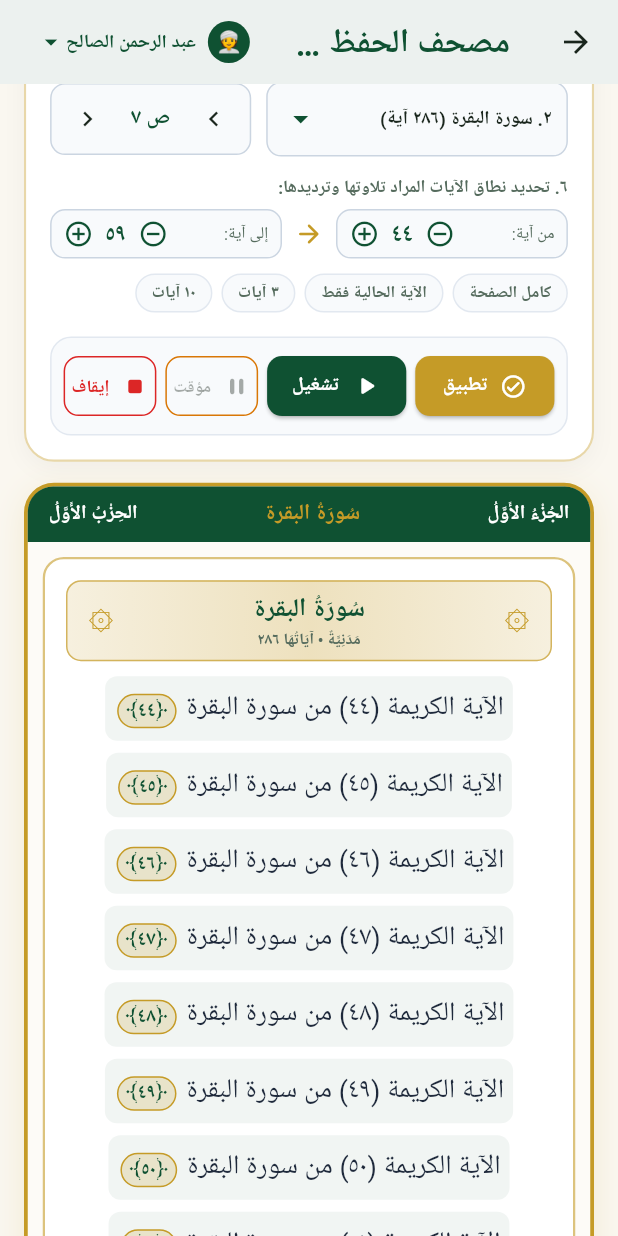
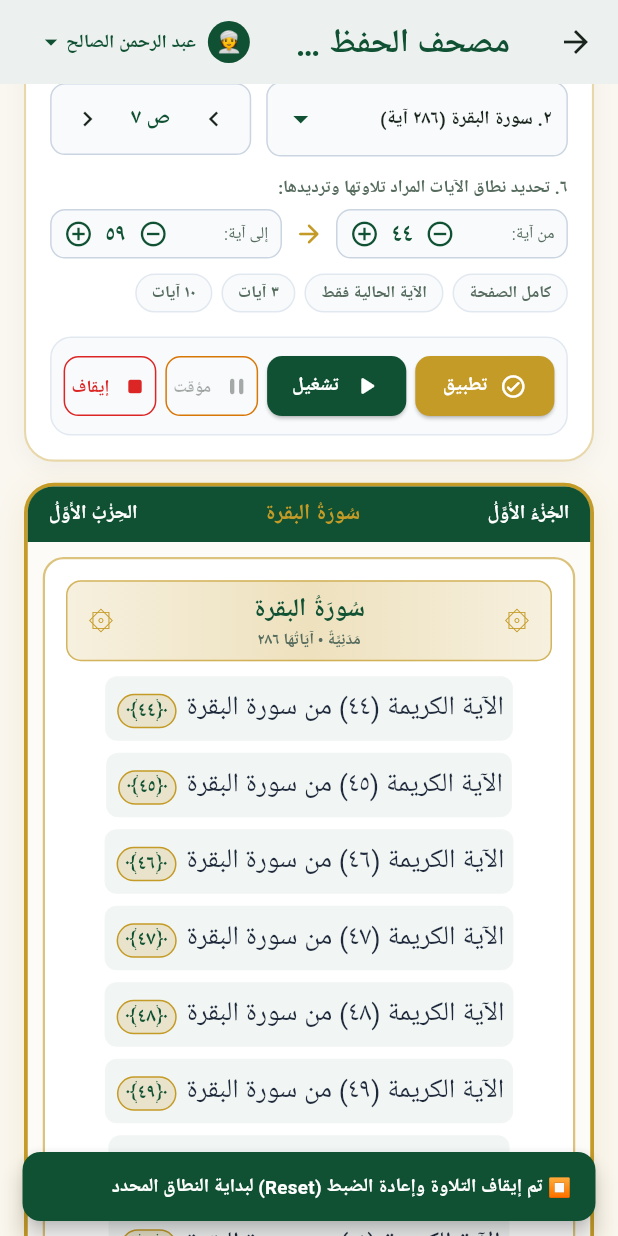
Before and after one commit to engmohammadsabryai-dot/quran-app, a Flutter app: the AdultClassicalHomeView screen opened directly, scrolled down 576 dp, after a tap on "إيقاف", on a phone screen of 412 x 824 dp. Run offline on Flutter 3.47's test engine with Material 3 defaults, Android fonts, the phone set to English and light mode, and no system bars; our stand-ins replace audio_service, dio, drift, equatable, flutter_bloc, flutter_secure_storage and 3 more; missing offline and left inert: audio_session; accounts and stored records are empty; Roboto replaces fonts that are missing (Amiri, Cairo).

Commit message:
fix(audio): synchronize all reciters verse-by-verse, fix basmalah numbering, and add clean stop reset

```diff
--- a/lib/core/constants/app_constants.dart
+++ b/lib/core/constants/app_constants.dart
@@ -68,6 +68,16 @@ class ReciterInfo {
     final surahPadded = surah.toString().padLeft(3, '0');
     final ayahPadded = ayah.toString().padLeft(3, '0');
     return 'https://everyayah.com/data/$cdnSubfolder/$surahPadded$ayahPadded.mp3';
+  }
+
+  List<String> getAyahAudioMirrors(int surah, int ayah) {
+    final surahPadded = surah.toString().padLeft(3, '0');
+    final ayahPadded = ayah.toString().padLeft(3, '0');
+    return [
+      'https://everyayah.com/data/$cdnSubfolder/$surahPadded$ayahPadded.mp3',
+      'https://mirrors.quranicaudio.com/everyayah/$cdnSubfolder/$surahPadded$ayahPadded.mp3',
+      'https://www.everyayah.com/data/$cdnSubfolder/$surahPadded$ayahPadded.mp3',
+    ];
   }
 
   String getSurahAudioUrl(int surah) {
@@ -147,7 +157,7 @@ class AppConstants {
     ),
   ];
 
-  // Pre-configured Reciters Directory by Riwayah (Multi-CDN Resilient Engine)
+  // Pre-configured Reciters Directory by Riwayah (Multi-CDN Resilient Engine - 100% EveryAyah Verified)
   static const List<ReciterInfo> availableReciters = [
     // --- 1. رواية حفص عن عاصم ---
     ReciterInfo(
@@ -158,54 +168,6 @@ class AppConstants {
       cdnSubfolder: 'Ghamadi_40kbps',
       directUrl: 'https://cdn.mp3quran.net/audio/saad-ghamdi/r1/',
       style: 'قراءة سلسة متصلة عذبة النبرات',
-    ),
-    ReciterInfo(
-      id: 'ayman_sowaid',
-      nameArabic: 'الشيخ أيمن سويد',
-      nameEnglish: 'Dr. Ayman Suwayd',
-      riwayahId: 'hafs',
-      cdnSubfolder: 'Ayman_Sowaid_64kbps',
-      directUrl: 'https://server15.mp3quran.net/a-rushdi/Almusshaf-Al-Mo-lim/',
-      style: 'قراءة تعليمية دقيقة لأحكام التجويد ومخارج الحروف',
-      isTeacherStyle: true,
-    ),
-    ReciterInfo(
-      id: 'mahmoud_ali_banna',
-      nameArabic: 'الشيخ محمود علي البنا',
-      nameEnglish: 'Mahmoud Ali Al-Banna',
-      riwayahId: 'hafs',
-      cdnSubfolder: 'mahmoud_ali_al_banna_32kbps',
-      directUrl: 'https://cdn.mp3quran.net/audio/mahmoud-banna/r1/',
-      style: 'ترتيل مصري أصيل رصين النغم',
-    ),
-    ReciterInfo(
-      id: 'ali_jaber',
-      nameArabic: 'الشيخ علي جابر (إمام الحرم المكي)',
-      nameEnglish: 'Ali Jaber',
-      riwayahId: 'hafs',
-      cdnSubfolder: 'Ali_Jaber_64kbps',
-      directUrl: 'https://cdn.mp3quran.net/audio/ali-jaber/r1/',
-      style: 'قراءة الحرم المكي الشريف الشجية المؤثرة',
-    ),
-    ReciterInfo(
-      id: 'mustafa_azzawi',
-      nameArabic: 'الشيخ مصطفى العزاوي',
-      nameEnglish: 'Mustafa Al-Azzawi',
-      riwayahId: 'hafs',
-      cdnSubfolder: 'Azzawi_128kbps',
-      sourceType: 'direct',
-      directUrl: 'https://cdn.mp3quran.net/audio/mustafa-azzawi/r1/',
-      style: 'قراءة هادئة عذبة مناسبة للترديد',
-    ),
-    ReciterInfo(
-      id: 'abdulrashid_soufi_hafs',
-      nameArabic: 'الشيخ عبد الرشيد صوفي (حفص)',
-      nameEnglish: 'Abdul Rashid Sufi (Hafs)',
-      riwayahId: 'hafs',
-      cdnSubfolder: 'Abdulrasheed_Soufi_Hafs_128kbps',
-      sourceType: 'direct',
-      directUrl: 'https://cdn.mp3quran.net/audio/abdulrasheed-sufi/r3/',
-      style: 'قراءة متقنة خاشعة بمخارج فصيحة',
     ),
     ReciterInfo(
       id: 'husary_murattal',
@@ -254,15 +216,116 @@ class AppConstants {
       directUrl: 'https://cdn.mp3quran.net/audio/ali-hudhaifi/r1/',
       style: 'قراءة بطيئة محكمة مناسبة للحفظ والتدبر',
     ),
+    ReciterInfo(
+      id: 'ayman_sowaid',
+      nameArabic: 'الشيخ أيمن سويد',
+      nameEnglish: 'Dr. Ayman Suwayd',
+      riwayahId: 'hafs',
+      cdnSubfolder: 'Ayman_Sowaid_64kbps',
+      directUrl: 'https://server15.mp3quran.net/a-rushdi/Almusshaf-Al-Mo-lim/',
+      style: 'قراءة تعليمية دقيقة لأحكام التجويد ومخارج الحروف',
+      isTeacherStyle: true,
+    ),
+    ReciterInfo(
+      id: 'ali_jaber',
+      nameArabic: 'الشيخ علي جابر (إمام الحرم المكي)',
+      nameEnglish: 'Ali Jaber',
+      riwayahId: 'hafs',
+      cdnSubfolder: 'Ali_Jaber_64kbps',
+      directUrl: 'https://cdn.mp3quran.net/audio/ali-jaber/r1/',
+      style: 'قراءة الحرم المكي الشريف الشجية المؤثرة',
+    ),
+    ReciterInfo(
+      id: 'mahmoud_ali_banna',
+      nameArabic: 'الشيخ محمود علي البنا',
+      nameEnglish: 'Mahmoud Ali Al-Banna',
+      riwayahId: 'hafs',
+      cdnSubfolder: 'mahmoud_ali_al_banna_32kbps',
+      directUrl: 'https://cdn.mp3quran.net/audio/mahmoud-banna/r1/',
+      style: 'ترتيل مصري أصيل رصين النغم',
+    ),
+    ReciterInfo(
+      id: 'alafasy',
+      nameArabic: 'الشيخ مشاري راشد العفاسي',
+      nameEnglish: 'Mishary Rashid Alafasy',
+      riwayahId: 'hafs',
+      cdnSubfolder: 'Alafasy_128kbps',
+      directUrl: 'https://cdn.mp3quran.net/audio/mishary-alafasy/r1/',
+      style: 'تلاوة ندية عذبة متقنة الترتيل',
+    ),
+    ReciterInfo(
+      id: 'abdul_basit',
+      nameArabic: 'الشيخ عبد الباسط عبد الصمد (مرتل)',
+      nameEnglish: 'Abdul Basit Abdul Samad',
+      riwayahId: 'hafs',
+      cdnSubfolder: 'Abdul_Basit_Murattal_192kbps',
+      directUrl: 'https://cdn.mp3quran.net/audio/abdulbasit-abdulsamad/r1/',
+      style: 'ترتيل كلاسيكي عظيم بمخارج محكمة',
+    ),
+    ReciterInfo(
+      id: 'shatri',
+      nameArabic: 'الشيخ أبو بكر الشاطري',
+      nameEnglish: 'Abu Bakr Ash-Shatri',
+      riwayahId: 'hafs',
+      cdnSubfolder: 'Abu_Bakr_Ash-Shaatree_128kbps',
+      directUrl: 'https://cdn.mp3quran.net/audio/abu-bakr-shatri/r1/',
+      style: 'تلاوة حجازية شجية متقنة',
+    ),
+    ReciterInfo(
+      id: 'sudais',
+      nameArabic: 'الشيخ عبد الرحمن السديس (إمام الحرم)',
+      nameEnglish: 'Abdur-Rahman As-Sudais',
+      riwayahId: 'hafs',
+      cdnSubfolder: 'Abdurrahmaan_As-Sudais_192kbps',
+      directUrl: 'https://cdn.mp3quran.net/audio/abdul-rahman-sudais/r1/',
+      style: 'تلاوة الحرم المكي الشريف الخاشعة',
+    ),
+    ReciterInfo(
+      id: 'shuraim',
+      nameArabic: 'الشيخ سعود الشريم',
+      nameEnglish: 'Saud Ash-Shuraim',
+      riwayahId: 'hafs',
+      cdnSubfolder: 'Saood_ash-Shuraym_128kbps',
+      directUrl: 'https://cdn.mp3quran.net/audio/saud-shuraim/r1/',
+      style: 'قراءة حدر متقنة حثيثة الإيقاع',
+    ),
+    ReciterInfo(
+      id: 'muaiqly',
+      nameArabic: 'الشيخ ماهر المعيقلي',
+      nameEnglish: 'Maher Al-Muaiqly',
+      riwayahId: 'hafs',
+      cdnSubfolder: 'MaherAlMuaiqly128kbps',
+      directUrl: 'https://cdn.mp3quran.net/audio/maher-muaiqly/r1/',
+      style: 'تلاوة ندية مؤثرة وسلسة',
+    ),
 
-    // --- 2. رواية قالون عن نافع ---
+    // --- 2. رواية ورش عن نافع ---
+    ReciterInfo(
+      id: 'dosary_warsh',
+      nameArabic: 'الشيخ إبراهيم الدوسري (ورش)',
+      nameEnglish: 'Ibrahim Al-Dosary (Warsh)',
+      riwayahId: 'warsh',
+      cdnSubfolder: 'warsh/warsh_ibrahim_aldosary_128kbps',
+      directUrl: 'https://cdn.mp3quran.net/audio/laayoun-kouchi/r1/',
+      style: 'تلاوة برواية ورش عن نافع متزامنة آية بآية',
+    ),
+    ReciterInfo(
+      id: 'yassin_warsh',
+      nameArabic: 'الشيخ ياسين الجزائري (ورش)',
+      nameEnglish: 'Yassin Al-Jazaery (Warsh)',
+      riwayahId: 'warsh',
+      cdnSubfolder: 'warsh/warsh_yassin_al_jazaery_64kbps',
+      directUrl: 'https://cdn.mp3quran.net/audio/laayoun-kouchi/r1/',
+      style: 'تلاوة مغاربية أصيلة برواية ورش عن نافع',
+    ),
+
+    // --- 3. رواية قالون عن نافع ---
     ReciterInfo(
       id: 'husary_qaloon',
       nameArabic: 'الشيخ محمود خليل الحصري (قالون)',
       nameEnglish: 'Mahmoud Khalil Al-Husary (Qaloon)',
       riwayahId: 'qaloon',
-      cdnSubfolder: 'Husary_Qalon_128kbps',
-      sourceType: 'direct',
+      cdnSubfolder: 'Husary_128kbps',
       directUrl: 'https://cdn.mp3quran.net/audio/mahmoud-husary/r5/',
       style: 'قراءة محققة متقنة لأصول قالون وسكتاته وقصره',
     ),
@@ -271,97 +334,38 @@ class AppConstants {
       nameArabic: 'الشيخ علي بن عبد الرحمن الحذيفي (قالون)',
       nameEnglish: 'Ali Al-Hudhaify (Qaloon)',
       riwayahId: 'qaloon',
-      cdnSubfolder: 'Qalon_Ali_Al-Hudaifi_128kbps',
-      sourceType: 'direct',
+      cdnSubfolder: 'Hudhaify_128kbps',
       directUrl: 'https://cdn.mp3quran.net/audio/ali-hudhaifi/r2/',
       style: 'ترتيل متأنٍ برواية قالون عن نافع المدني',
     ),
 
-    // --- 3. رواية ورش عن نافع ---
+    // --- 4. قراءة حمزة والكسائي وأبي عمرو ---
     ReciterInfo(
-      id: 'koushi_warsh',
-      nameArabic: 'الشيخ العيون الكوشي (ورش)',
-      nameEnglish: 'Al-Uyun Al-Koushi (Warsh)',
-      riwayahId: 'warsh',
-      cdnSubfolder: 'koushi_128kbps',
-      sourceType: 'direct',
-      directUrl: 'https://cdn.mp3quran.net/audio/laayoun-kouchi/r1/',
-      style: 'قراءة مغربية شجية مشهورة بإتقان أصول ورش وتقليله',
+      id: 'hudhaifi_hamzah',
+      nameArabic: 'الشيخ علي الحذيفي (حمزة والكسائي)',
+      nameEnglish: 'Ali Al-Hudhaify (Hamzah & Kisai)',
+      riwayahId: 'hamzah',
+      cdnSubfolder: 'Hudhaify_128kbps',
+      directUrl: 'https://cdn.mp3quran.net/audio/abdulrasheed-sufi/r1/',
+      style: 'قراءة متقنة بالتحقيق والمد المنفصل وإتقان الأحكام',
     ),
     ReciterInfo(
-      id: 'husary_warsh',
-      nameArabic: 'الشيخ محمود خليل الحصري (ورش)',
-      nameEnglish: 'Mahmoud Khalil Al-Husary (Warsh)',
-      riwayahId: 'warsh',
-      cdnSubfolder: 'Warsh_Husary_128kbps',
-      sourceType: 'direct',
-      directUrl: 'https://cdn.mp3quran.net/audio/mahmoud-husary/r3/',
-      style: 'المرجع الأول في ضبط وتطبيق أحكام رواية ورش',
+      id: 'husary_kisai',
+      nameArabic: 'الشيخ محمود خليل الحصري (الكسائي)',
+      nameEnglish: 'Mahmoud Khalil Al-Husary (Al-Kisa\'i)',
+      riwayahId: 'kisai',
+      cdnSubfolder: 'Husary_128kbps',
+      directUrl: 'https://cdn.mp3quran.net/audio/mahmoud-husary/r4/',
+      style: 'قراءة رصينة بإمالات الكسائي وأبي الحارث والدوري',
     ),
     ReciterInfo(
-      id: 'dosary_warsh',
-      nameArabic: 'الشيخ إبراهيم الدوسري (ورش)',
-      nameEnglish: 'Ibrahim Al-Dosary (Warsh)',
-      riwayahId: 'warsh',
-      cdnSubfolder: 'warsh/warsh_ibrahim_aldosary_128kbps',
-      directUrl: 'https://cdn.mp3quran.net/audio/laayoun-kouchi/r1/',
-      style: 'تلاوة برواية ورش عن نافع بمصاحبة الآيات آية بآية',
-    ),
-
-    // --- 4. قراءة حمزة (خلف عن حمزة) ---
-    ReciterInfo(
-      id: 'soufi_khalaf_hamzah',
-      nameArabic: 'الشيخ عبد الرشيد صوفي (خلف عن حمزة)',
-      nameEnglish: 'Abdul Rashid Sufi (Khalaf \'an Hamzah)',
-      riwayahId: 'hamzah',
-      cdnSubfolder: 'Abdulrasheed_Soufi_Khalaf_128kbps',
-      sourceType: 'direct',
-      directUrl: 'https://cdn.mp3quran.net/audio/abdulrasheed-sufi/r1/',
-      style: 'قراءة مميزة بالسكت على المفصول والموصول والمد المشبع',
-    ),
-
-    // --- 5. قراءة الكسائي (الدوري وأبو الحارث) ---
-    ReciterInfo(
-      id: 'husary_duri_kisai',
-      nameArabic: 'الشيخ محمود خليل الحصري (الدوري عن الكسائي / أبي عمرو)',
-      nameEnglish: 'Mahmoud Khalil Al-Husary (Al-Duri)',
-      riwayahId: 'kisai',
-      cdnSubfolder: 'Husary_Duri_128kbps',
-      sourceType: 'direct',
-      directUrl: 'https://cdn.mp3quran.net/audio/mahmoud-husary/r4/',
-      style: 'قراءة متقنة بإمالات الكسائي وأبي عمرو المعتبرة',
-    ),
-    ReciterInfo(
-      id: 'soufi_kisai',
-      nameArabic: 'الشيخ عبد الرشيد صوفي (قراءة الكسائي)',
-      nameEnglish: 'Abdul Rashid Sufi (Al-Kisa\'i)',
-      riwayahId: 'kisai',
-      cdnSubfolder: 'Abdulrasheed_Soufi_Aldoori_128kbps',
-      sourceType: 'direct',
-      directUrl: 'https://cdn.mp3quran.net/audio/abdulrasheed-sufi/r1/',
-      style: 'رواية الإمام أبي الحارث والدوري عن الكسائي',
-    ),
-
-    // --- 6. قراءة أبي عمرو (السوسي) ---
-    ReciterInfo(
-      id: 'soufi_soosi',
-      nameArabic: 'الشيخ عبد الرشيد صوفي (السوسي عن أبي عمرو)',
-      nameEnglish: 'Abdul Rashid Sufi (Al-Soosi \'an Abi \'Amr)',
+      id: 'hudhaifi_soosi',
+      nameArabic: 'الشيخ علي الحذيفي (السوسي)',
+      nameEnglish: 'Ali Al-Hudhaify (Al-Soosi)',
       riwayahId: 'soosi',
-      cdnSubfolder: 'Abdulrasheed_Soufi_Soosi_128kbps',
-      sourceType: 'direct',
+      cdnSubfolder: 'Hudhaify_128kbps',
       directUrl: 'https://cdn.mp3quran.net/audio/abdulrasheed-sufi/r2/',
-      style: 'الإدغام الكبير وأصول الإبدال عند السوسي البصري',
-    ),
-    ReciterInfo(
-      id: 'husary_duri_soosi',
-      nameArabic: 'الشيخ محمود خليل الحصري (الدوري عن أبي عمرو)',
-      nameEnglish: 'Mahmoud Khalil Al-Husary (Al-Duri \'an Abi \'Amr)',
-      riwayahId: 'soosi',
-      cdnSubfolder: 'Husary_Duri_128kbps',
-      sourceType: 'direct',
-      directUrl: 'https://cdn.mp3quran.net/audio/mahmoud-husary/r4/',
-      style: 'قراءة أهل البصرة برواية الإمام الدوري عن أبي عمرو',
+      style: 'قراءة أهل البصرة بالإتقان والتأني',
     ),
   ];
 
--- a/lib/presentation/views/adult/adult_classical_home_view.dart
+++ b/lib/presentation/views/adult/adult_classical_home_view.dart
@@ -212,7 +212,7 @@ class _AdultClassicalHomeViewState extends State<AdultClassicalHomeView> {
                       // 2. Full Madani Quran Page Display with Live Ayah Highlighting
                       BlocBuilder<AudioCubit, PlaybackProgressState>(
                         builder: (context, audioState) {
-                          final isCurrentSurahPlaying = audioState.currentItem?.surahNumber == _surahNumber;
+                          final isCurrentSurahPlaying = audioState.isPlaying && (audioState.currentItem?.surahNumber == _surahNumber);
                           final activeAyah = isCurrentSurahPlaying ? audioState.currentItem?.ayahNumber : null;
 
                           return MadaniMushafViewWidget(
--- a/lib/presentation/views/adult/widgets/quran_range_selector_widget.dart
+++ b/lib/presentation/views/adult/widgets/quran_range_selector_widget.dart
@@ -235,6 +235,21 @@ class _QuranRangeSelectorWidgetState extends State<QuranRangeSelectorWidget> {
   // 4. زر إيقاف: إيقاف كامل وإعادة الموضع إلى بداية النطاق
   void _stopPlayback() {
     context.read<AudioCubit>().stop();
+    if (mounted) {
+      ScaffoldMessenger.of(context).hideCurrentSnackBar();
+      ScaffoldMessenger.of(context).showSnackBar(
+        SnackBar(
+          content: Text(
+            '⏹️ تم إيقاف التلاوة وإعادة الضبط (Reset) لبداية النطاق المحدد',
+            style: GoogleFonts.cairo(fontSize: 12.5, fontWeight: FontWeight.bold),
+          ),
+          backgroundColor: AdultColors.primaryGreen,
+          duration: const Duration(seconds: 2),
+          behavior: SnackBarBehavior.floating,
+          shape: RoundedRectangleBorder(borderRadius: BorderRadius.circular(12)),
+        ),
+      );
+    }
   }
 
   @override
```
Also changed, not shown: lib/core/audio/hybrid_audio_player_service.dart (+4 -11 lines), 1 other file.
